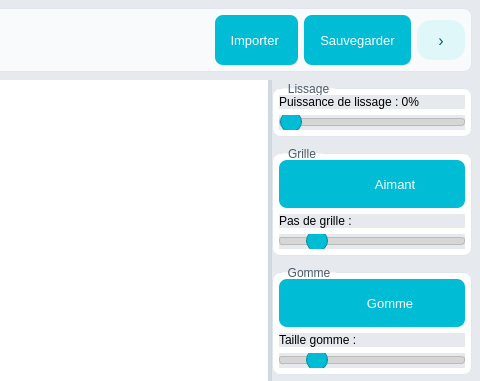
Eliasgnd/Eau-couper_by_AE, file custom.ui: the form before one commit; both pictures show x 510 to 990 and y 0 to 381 of the 990 by 767 pixel window.
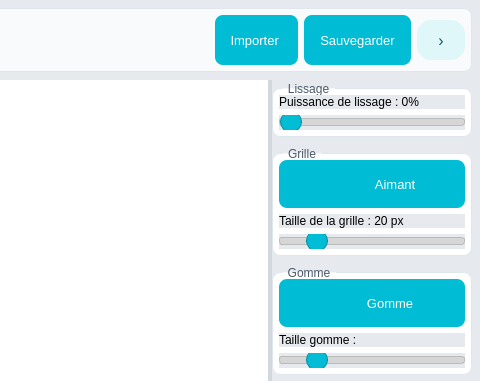
The form after the commit. Icons and pictures are not drawn.

Commit message: Label taille grille

Patch:
```diff
--- a/custom.ui
+++ b/custom.ui
@@ -551,7 +551,7 @@
           <item>
            <widget class="QLabel" name="labelGridSpacing">
             <property name="text">
-             <string>Pas de grille :</string>
+             <string>Taille de la grille : 20 px</string>
             </property>
            </widget>
           </item>
```
The commit also changes 1 other file.
